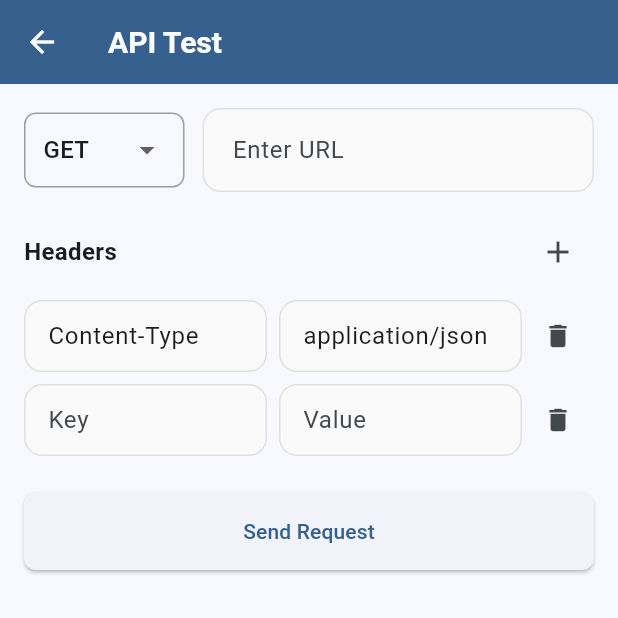
After one commit to niuhuan/etohos, a Flutter app: the ApiTestScreen screen opened directly, after a tap on the "add" icon, on a phone screen of 412 x 824 dp, the top half of it. The commit adds this screen. Run offline on Flutter 3.47's test engine with Material 3 defaults, Android fonts, the light colour scheme and no system bars; our stand-ins replace fl_chart, signals, signals_flutter.

Commit message:
:sparkles: http client

```diff
--- /dev/null
+++ b/lib/api_test_screen.dart
@@ -0,0 +1,353 @@
+import 'dart:convert';
+import 'package:flutter/material.dart';
+import 'package:etohos/l10n/l10n_extensions.dart';
+import 'package:etohos/methods.dart';
+
+class ApiTestScreen extends StatefulWidget {
+  const ApiTestScreen({super.key});
+
+  @override
+  State<ApiTestScreen> createState() => _ApiTestScreenState();
+}
+
+class _ApiTestScreenState extends State<ApiTestScreen> {
+  final _urlController = TextEditingController();
+  final _bodyController = TextEditingController();
+  String _selectedMethod = 'GET';
+  final List<MapEntry<String, String>> _headers = [
+    const MapEntry('Content-Type', 'application/json'),
+  ];
+
+  String _response = '';
+  int? _statusCode;
+  bool _isLoading = false;
+  Map<String, String>? _responseHeaders;
+
+  final List<String> _methods = ['GET', 'POST', 'PUT', 'DELETE', 'PATCH'];
+
+  @override
+  void dispose() {
+    _urlController.dispose();
+    _bodyController.dispose();
+    super.dispose();
+  }
+
+  void _addHeader() {
+    setState(() {
+      _headers.add(const MapEntry('', ''));
+    });
+  }
+
+  void _removeHeader(int index) {
+    setState(() {
+      _headers.removeAt(index);
+    });
+  }
+
+  void _updateHeader(int index, String key, String value) {
+    setState(() {
+      _headers[index] = MapEntry(key, value);
+    });
+  }
+
+  Future<void> _sendRequest() async {
+    if (_urlController.text.trim().isEmpty) {
+      ScaffoldMessenger.of(context).showSnackBar(
+        SnackBar(content: Text(t('please_enter_url'))),
+      );
+      return;
+    }
+
+    setState(() {
+      _isLoading = true;
+      _response = '';
+      _statusCode = null;
+      _responseHeaders = null;
+    });
+
+    try {
+      final headers = Map.fromEntries(
+        _headers.where((e) => e.key.isNotEmpty && e.value.isNotEmpty),
+      );
+
+      final response = await methods.httpRequest(
+        method: _selectedMethod,
+        url: _urlController.text.trim(),
+        headers: headers,
+        body: _bodyController.text,
+      );
+
+      setState(() {
+        _statusCode = response.statusCode;
+        _responseHeaders = response.headers;
+
+        // Try to format JSON response
+        try {
+          final jsonData = jsonDecode(response.body);
+          _response = const JsonEncoder.withIndent('  ').convert(jsonData);
+        } catch (e) {
+          _response = response.body;
+        }
+      });
+    } catch (e) {
+      setState(() {
+        _response = 'Error: $e';
+      });
+    } finally {
+      setState(() {
+        _isLoading = false;
+      });
+    }
+  }
+
+  @override
+  Widget build(BuildContext context) {
+    return Scaffold(
+      appBar: AppBar(
+        title: Text(t('api_test')),
+      ),
+      body: Column(
+        children: [
+          Expanded(
+            child: SingleChildScrollView(
+              padding: const EdgeInsets.all(16),
+              child: Column(
+                crossAxisAlignment: CrossAxisAlignment.stretch,
+                children: [
+                  // Method and URL
+                  Row(
+                    children: [
+                      // Method dropdown
+                      Container(
+                        padding: const EdgeInsets.symmetric(horizontal: 12),
+                        decoration: BoxDecoration(
+                          border: Border.all(color: Colors.grey),
+                          borderRadius: BorderRadius.circular(8),
+                        ),
+                        child: DropdownButton<String>(
+                          value: _selectedMethod,
+                          underline: const SizedBox(),
+                          items: _methods.map((method) {
+                            return DropdownMenuItem(
+                              value: method,
+                              child: Text(method),
+                            );
+                          }).toList(),
+                          onChanged: (value) {
+                            if (value != null) {
+                              setState(() {
+                                _selectedMethod = value;
+                              });
+                            }
+                          },
+                        ),
+                      ),
+                      const SizedBox(width: 12),
+                      // URL input
+                      Expanded(
+                        child: TextField(
+                          controller: _urlController,
+                          decoration: InputDecoration(
+                            hintText: t('enter_url'),
+                            border: OutlineInputBorder(
+                              borderRadius: BorderRadius.circular(8),
+                            ),
+                          ),
+                        ),
+                      ),
+                    ],
+                  ),
+                  const SizedBox(height: 16),
+
+                  // Headers section
+                  Row(
+                    mainAxisAlignment: MainAxisAlignment.spaceBetween,
+                    children: [
+                      Text(
+                        t('headers'),
+                        style: const TextStyle(
+                          fontSize: 16,
+                          fontWeight: FontWeight.bold,
+                        ),
+                      ),
+                      IconButton(
+                        icon: const Icon(Icons.add),
+                        onPressed: _addHeader,
+                        tooltip: t('add_header'),
+                      ),
+                    ],
+                  ),
+                  const SizedBox(height: 8),
+                  ..._headers.asMap().entries.map((entry) {
+                    final index = entry.key;
+                    final header = entry.value;
+                    return Padding(
+                      padding: const EdgeInsets.only(bottom: 8),
+                      child: Row(
+                        children: [
+                          Expanded(
+                            child: TextField(
+                              decoration: InputDecoration(
+                                hintText: t('header_key'),
+                                border: OutlineInputBorder(
+                                  borderRadius: BorderRadius.circular(8),
+                                ),
+                                contentPadding: const EdgeInsets.symmetric(
+                                  horizontal: 12,
+                                  vertical: 8,
+                                ),
+                              ),
+                              controller: TextEditingController(text: header.key)
+                                ..selection = TextSelection.collapsed(
+                                  offset: header.key.length,
+                                ),
+                              onChanged: (value) {
+                                _updateHeader(index, value, header.value);
+                              },
+                            ),
+                          ),
+                          const SizedBox(width: 8),
+                          Expanded(
+                            child: TextField(
+                              decoration: InputDecoration(
+                                hintText: t('header_value'),
+                                border: OutlineInputBorder(
+                                  borderRadius: BorderRadius.circular(8),
+                                ),
+                                contentPadding: const EdgeInsets.symmetric(
+                                  horizontal: 12,
+                                  vertical: 8,
+                                ),
+                              ),
+                              controller: TextEditingController(text: header.value)
+                                ..selection = TextSelection.collapsed(
+                                  offset: header.value.length,
+                                ),
+                              onChanged: (value) {
+                                _updateHeader(index, header.key, value);
+                              },
+                            ),
+                          ),
+                          IconButton(
+                            icon: const Icon(Icons.delete, size: 20),
+                            onPressed: () => _removeHeader(index),
+                            tooltip: t('remove_header'),
+                          ),
+                        ],
+                      ),
+                    );
+                  }).toList(),
+                  const SizedBox(height: 16),
+
+                  // Request Body (only for POST, PUT, PATCH)
+                  if (_selectedMethod == 'POST' ||
+                      _selectedMethod == 'PUT' ||
+                      _selectedMethod == 'PATCH') ...[
+                    Text(
+                      t('request_body'),
+                      style: const TextStyle(
+                        fontSize: 16,
+                        fontWeight: FontWeight.bold,
+                      ),
+                    ),
+                    const SizedBox(height: 8),
+                    TextField(
+                      controller: _bodyController,
+                      maxLines: 8,
+                      decoration: InputDecoration(
+                        hintText: t('enter_request_body'),
+                        border: OutlineInputBorder(
+                          borderRadius: BorderRadius.circular(8),
+                        ),
+                      ),
+                    ),
+                    const SizedBox(height: 16),
+                  ],
+
+                  // Send button
+                  ElevatedButton(
+                    onPressed: _isLoading ? null : _sendRequest,
+                    style: ElevatedButton.styleFrom(
+                      padding: const EdgeInsets.all(16),
+                      shape: RoundedRectangleBorder(
+                        borderRadius: BorderRadius.circular(8),
+                      ),
+                    ),
+                    child: _isLoading
+                        ? const SizedBox(
+                            height: 20,
+                            width: 20,
+                            child: CircularProgressIndicator(strokeWidth: 2),
+                          )
+                        : Text(t('send_request')),
+                  ),
+                  const SizedBox(height: 24),
+
+                  // Response section
+                  if (_response.isNotEmpty || _statusCode != null) ...[
+                    Row(
+                      mainAxisAlignment: MainAxisAlignment.spaceBetween,
+                      children: [
+                        Text(
+                          t('response'),
+                          style: const TextStyle(
+                            fontSize: 16,
+                            fontWeight: FontWeight.bold,
+                          ),
+                        ),
+                        if (_statusCode != null)
+                          Chip(
+                            label: Text(
+                              'Status: $_statusCode',
+                              style: TextStyle(
+                                color: _statusCode! >= 200 && _statusCode! < 300
+                                    ? Colors.green
+                                    : Colors.red,
+                                fontWeight: FontWeight.bold,
+                              ),
+                            ),
+                          ),
+                      ],
+                    ),
+                    const SizedBox(height: 8),
+
+                    // Response headers
+                    if (_responseHeaders != null && _responseHeaders!.isNotEmpty) ...[
+                      ExpansionTile(
+                        title: Text(t('response_headers')),
+                        children: _responseHeaders!.entries.map((entry) {
+                          return ListTile(
+                            dense: true,
+                            title: Text(entry.key),
+                            subtitle: Text(entry.value),
+                          );
+                        }).toList(),
+                      ),
+                      const SizedBox(height: 8),
+                    ],
+
+                    Container(
+                      padding: const EdgeInsets.all(12),
+                      decoration: BoxDecoration(
+                        color: Colors.grey[200],
+                        borderRadius: BorderRadius.circular(8),
+                        border: Border.all(color: Colors.grey),
+                      ),
+                      child: SelectableText(
+                        _response,
+                        style: const TextStyle(
+                          fontFamily: 'monospace',
+                          fontSize: 12,
+                        ),
+                      ),
+                    ),
+                  ],
+                ],
+              ),
+            ),
+          ),
+        ],
+      ),
+    );
+  }
+}
--- a/lib/l10n/app_localizations.dart
+++ b/lib/l10n/app_localizations.dart
@@ -364,6 +364,26 @@ class AppLocalizations {
     'revoke_consent': {'en': 'Revoke Consent', 'zh': '撤销同意'},
     'revoke_consent_confirm': {'en': 'Are you sure you want to revoke your privacy consent? The app will exit.', 'zh': '确定要撤销隐私同意吗？应用将退出。'},
     'revoke_and_exit': {'en': 'Revoke and Exit', 'zh': '撤销并退出'},
+
+    // API测试
+    'api_test': {'en': 'API Test', 'zh': 'API测试'},
+    'enter_url': {'en': 'Enter URL', 'zh': '请输入URL'},
+    'please_enter_url': {'en': 'Please enter URL', 'zh': '请输入URL'},
+    'headers': {'en': 'Headers', 'zh': '请求头'},
+    'add_header': {'en': 'Add Header', 'zh': '添加请求头'},
+    'header_key': {'en': 'Key', 'zh': '键'},
+    'header_value': {'en': 'Value', 'zh': '值'},
+    'remove_header': {'en': 'Remove Header', 'zh': '移除请求头'},
+    'request_body': {'en': 'Request Body', 'zh': '请求体'},
+    'enter_request_body': {'en': 'Enter request body', 'zh': '输入请求体'},
+    'send_request': {'en': 'Send Request', 'zh': '发送请求'},
+    'response': {'en': 'Response', 'zh': '响应'},
+    'response_headers': {'en': 'Response Headers', 'zh': '响应头'},
+
+    // 底部导航
+    'tab_connection': {'en': 'Connection', 'zh': '连接'},
+    'tab_api': {'en': 'API', 'zh': '接口'},
+    'tab_more': {'en': 'More', 'zh': '更多'},
   };
 }
 
--- a/lib/main.dart
+++ b/lib/main.dart
@@ -7,12 +7,11 @@ import 'package:etohos/l10n/locale_provider.dart';
 import 'package:etohos/l10n/theme_provider.dart';
 import 'package:etohos/privacy_config.dart';
 import 'package:etohos/privacy_dialog.dart';
+import 'package:etohos/main_screen.dart';
 import 'package:flutter/material.dart';
 import 'package:flutter/services.dart';
 import 'package:flutter_localizations/flutter_localizations.dart';
 import 'package:signals/signals_flutter.dart';
-
-import 'app_screen.dart';
 
 void main() {
   WidgetsFlutterBinding.ensureInitialized();
@@ -134,7 +133,7 @@ class _InitScreenState extends State<InitScreen> {
       if (mounted) {
         Navigator.of(context).pushReplacement(
           MaterialPageRoute(
-            builder: (context) => const AppScreen(),
+            builder: (context) => const MainScreen(),
           ),
         );
       }
--- a/lib/methods.dart
+++ b/lib/methods.dart
@@ -264,6 +264,33 @@ class Methods {
       AppLogger.error('Error exiting app', error: e);
     }
   }
+
+  /// HTTP 请求方法
+  Future<HttpResponse> httpRequest({
+    required String method,
+    required String url,
+    Map<String, String>? headers,
+    String? body,
+  }) async {
+    try {
+      final result = await _channel.invokeMethod('http_request', {
+        'method': method,
+        'url': url,
+        'headers': headers ?? {},
+        'body': body ?? '',
+      });
+
+      final Map<String, dynamic> response = Map<String, dynamic>.from(result);
+      return HttpResponse(
+        statusCode: response['statusCode'] as int,
+        headers: Map<String, String>.from(response['headers'] ?? {}),
+        body: response['body'] as String,
+      );
+    } catch (e) {
+      AppLogger.error('HTTP request failed', error: e);
+      rethrow;
+    }
+  }
 }
 
 /// Basic description information of a distributed device
@@ -347,6 +374,19 @@ class DeviceBasicInfo {
   }
 }
 
+/// HTTP 响应类
+class HttpResponse {
+  final int statusCode;
+  final Map<String, String> headers;
+  final String body;
+
+  const HttpResponse({
+    required this.statusCode,
+    required this.headers,
+    required this.body,
+  });
+}
+
 class ConnectState {
   final bool isConnected;
   final String runningInst;
```
Also changed, not shown: lib/app_screen.dart (+5 -26 lines), lib/main_screen.dart (added, +63 -0 lines), lib/more_screen.dart (added, +79 -0 lines), 2 other files.
